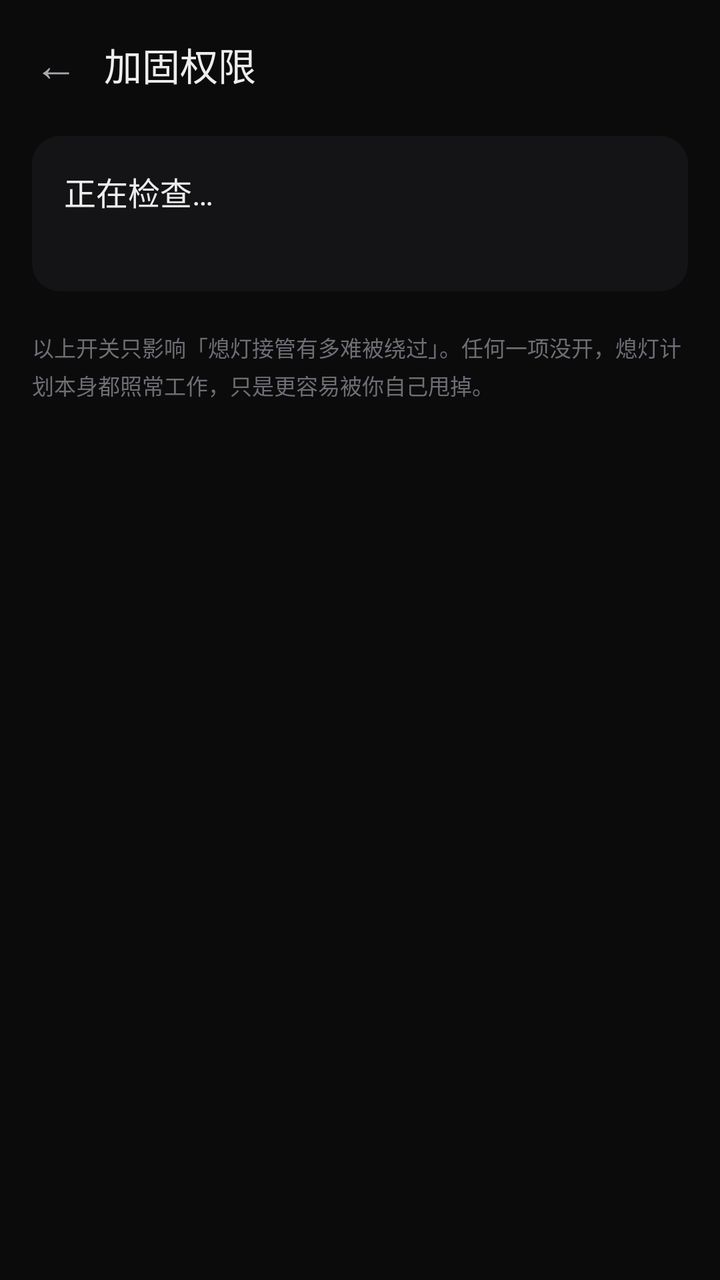
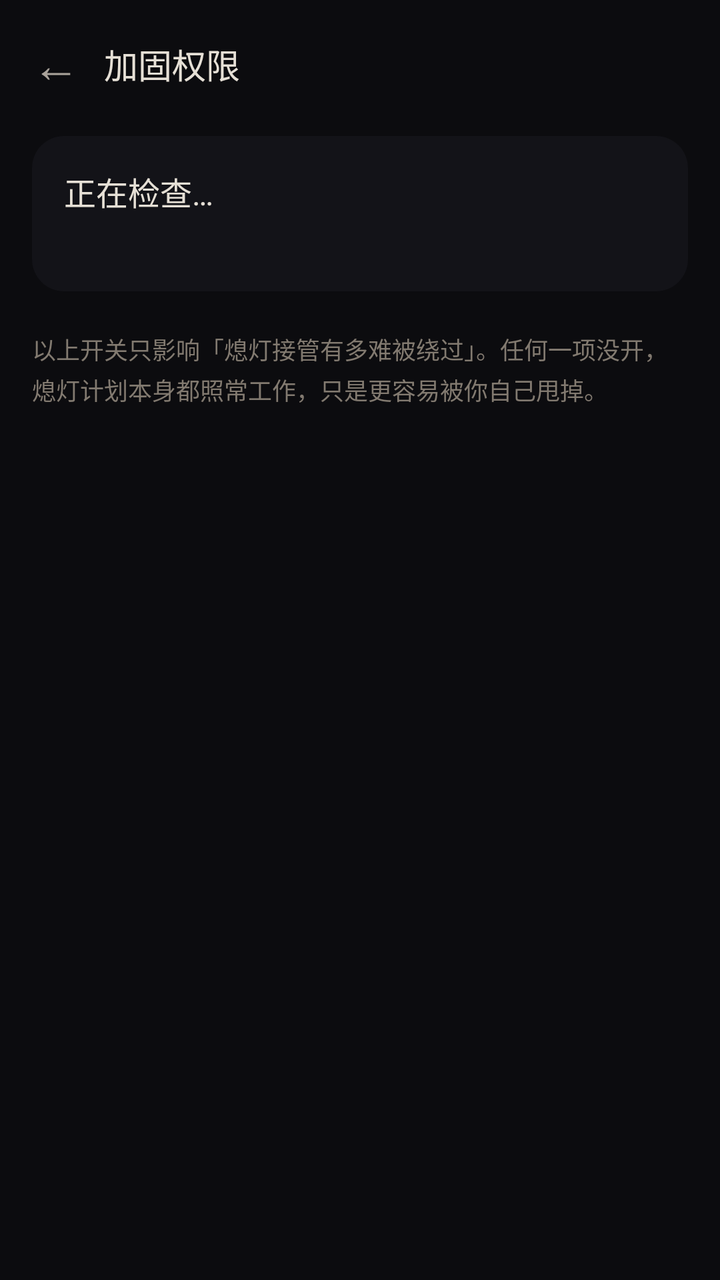

Two renders of the same Android screen: before a commit and after it. Below are the layout's source before the change and the commit's diff.
<!-- AndroidManifest.xml: application theme Theme.Xideng -->
<!-- res/layout/activity_hardening.xml -->
<?xml version="1.0" encoding="utf-8"?>
<LinearLayout xmlns:android="http://schemas.android.com/apk/res/android"
    android:layout_width="match_parent"
    android:layout_height="match_parent"
    android:background="@color/xideng_surface"
    android:fitsSystemWindows="true"
    android:orientation="vertical">

    <LinearLayout
        android:layout_width="match_parent"
        android:layout_height="wrap_content"
        android:gravity="center_vertical"
        android:orientation="horizontal"
        android:paddingStart="4dp"
        android:paddingTop="8dp"
        android:paddingEnd="16dp"
        android:paddingBottom="8dp">

        <TextView
            android:id="@+id/btnBack"
            android:layout_width="48dp"
            android:layout_height="48dp"
            android:background="?attr/selectableItemBackgroundBorderless"
            android:gravity="center"
            android:text="←"
            android:textColor="@color/xideng_text_secondary"
            android:textSize="22sp" />

        <TextView
            android:layout_width="0dp"
            android:layout_height="wrap_content"
            android:layout_weight="1"
            android:text="加固权限"
            android:textColor="@color/xideng_text_primary"
            android:textSize="19sp" />
    </LinearLayout>

    <ScrollView
        android:layout_width="match_parent"
        android:layout_height="match_parent"
        android:clipToPadding="false"
        android:paddingBottom="24dp">

        <LinearLayout
            android:id="@+id/contentColumn"
            android:layout_width="match_parent"
            android:layout_height="wrap_content"
            android:layout_gravity="center_horizontal"
            android:orientation="vertical"
            android:paddingStart="16dp"
            android:paddingEnd="16dp">

            <LinearLayout
                android:layout_width="match_parent"
                android:layout_height="wrap_content"
                android:layout_marginTop="4dp"
                android:background="@drawable/bg_card"
                android:orientation="vertical"
                android:padding="16dp">

                <TextView
                    android:id="@+id/summaryTitle"
                    android:layout_width="match_parent"
                    android:layout_height="wrap_content"
                    android:text="正在检查…"
                    android:textColor="@color/xideng_text_primary"
                    android:textSize="16sp" />

                <TextView
                    android:id="@+id/summaryDetail"
                    android:layout_width="match_parent"
                    android:layout_height="wrap_content"
                    android:layout_marginTop="6dp"
                    android:lineSpacingExtra="3dp"
                    android:textColor="@color/xideng_text_secondary"
                    android:textSize="12sp" />
            </LinearLayout>

            <LinearLayout
                android:id="@+id/hardeningContainer"
                android:layout_width="match_parent"
                android:layout_height="wrap_content"
                android:orientation="vertical" />

            <TextView
                android:layout_width="match_parent"
                android:layout_height="wrap_content"
                android:layout_marginTop="20dp"
                android:lineSpacingExtra="3dp"
                android:text="以上开关只影响「熄灯接管有多难被绕过」。任何一项没开，熄灯计划本身都照常工作，只是更容易被你自己甩掉。"
                android:textColor="@color/xideng_text_faint"
                android:textSize="11sp" />
        </LinearLayout>
    </ScrollView>
</LinearLayout>
<!-- resources referenced by this layout -->
<resources>
  <color name="xideng_surface">#FF0B0B0C</color>
  <color name="xideng_text_faint">#FF6E6E75</color>
  <color name="xideng_text_primary">#FFEDEDED</color>
  <color name="xideng_text_secondary">#FFA8A8AE</color>
  <!-- drawable bg_card (drawable) -->
  <?xml version="1.0" encoding="utf-8"?>
  <shape xmlns:android="http://schemas.android.com/apk/res/android" android:shape="rectangle">
      <solid android:color="@color/xideng_surface_alt" />
      <corners android:radius="14dp" />
  </shape>
  <style name="Theme.Xideng" parent="Theme.Material3.DayNight.NoActionBar">
          <item name="colorPrimary">@color/xideng_primary</item>
          <item name="colorOnPrimary">@color/xideng_black</item>
          <item name="colorSecondary">@color/xideng_primary_dark</item>
          <item name="android:colorBackground">@color/xideng_surface</item>
          <item name="colorSurface">@color/xideng_surface_alt</item>
          <item name="colorOnSurface">@color/xideng_text_primary</item>
          <item name="android:statusBarColor">@color/xideng_surface</item>
          <item name="android:navigationBarColor">@color/xideng_surface</item>
          <item name="android:windowLightStatusBar">false</item>
          <item name="android:windowLightNavigationBar">false</item>
      </style>
  <color name="xideng_surface_alt">#FF141416</color>
  <color name="xideng_primary">#FF8E9BD6</color>
  <color name="xideng_black">#FF000000</color>
  <color name="xideng_primary_dark">#FF5C6699</color>
</resources>

<!-- the commit's change to res/layout/activity_hardening.xml (unified diff, before → after) -->
@@ -24,7 +24,7 @@
             android:gravity="center"
             android:text="←"
             android:textColor="@color/xideng_text_secondary"
-            android:textSize="22sp" />
+            android:textSize="24sp" />
 
         <TextView
             android:layout_width="0dp"
@@ -32,7 +32,7 @@
             android:layout_weight="1"
             android:text="加固权限"
             android:textColor="@color/xideng_text_primary"
-            android:textSize="19sp" />
+            android:textSize="17sp" />
     </LinearLayout>
 
     <ScrollView
@@ -72,7 +72,7 @@
                     android:layout_height="wrap_content"
                     android:layout_marginTop="6dp"
                     android:lineSpacingExtra="3dp"
-                    android:textColor="@color/xideng_text_secondary"
+                    android:textColor="@color/xideng_text_body"
                     android:textSize="12sp" />
             </LinearLayout>
 
@@ -89,7 +89,7 @@
                 android:lineSpacingExtra="3dp"
                 android:text="以上开关只影响「熄灯接管有多难被绕过」。任何一项没开，熄灯计划本身都照常工作，只是更容易被你自己甩掉。"
                 android:textColor="@color/xideng_text_faint"
-                android:textSize="11sp" />
+                android:textSize="12sp" />
         </LinearLayout>
     </ScrollView>
 </LinearLayout>
<!-- resource entries referenced after the edit -->
@@ -1,14 +1,16 @@
 <!-- resources referenced by this layout -->
 <resources>
-  <color name="xideng_surface">#FF0B0B0C</color>
-  <color name="xideng_text_faint">#FF6E6E75</color>
-  <color name="xideng_text_primary">#FFEDEDED</color>
-  <color name="xideng_text_secondary">#FFA8A8AE</color>
+  <color name="xideng_surface">#FF0C0C0F</color>
+  <color name="xideng_text_body">#FFC9C3B8</color>
+  <color name="xideng_text_faint">#FF827A70</color>
+  <color name="xideng_text_primary">#FFE6E0D6</color>
+  <color name="xideng_text_secondary">#FFA9A29A</color>
   <!-- drawable bg_card (drawable) -->
   <?xml version="1.0" encoding="utf-8"?>
   <shape xmlns:android="http://schemas.android.com/apk/res/android" android:shape="rectangle">
       <solid android:color="@color/xideng_surface_alt" />
-      <corners android:radius="14dp" />
+      
+      <corners android:radius="16dp" />
   </shape>
   <style name="Theme.Xideng" parent="Theme.Material3.DayNight.NoActionBar">
           <item name="colorPrimary">@color/xideng_primary</item>
@@ -22,9 +24,9 @@
           <item name="android:windowLightStatusBar">false</item>
           <item name="android:windowLightNavigationBar">false</item>
       </style>
-  <color name="xideng_surface_alt">#FF141416</color>
-  <color name="xideng_primary">#FF8E9BD6</color>
+  <color name="xideng_surface_alt">#FF131318</color>
+  <color name="xideng_primary">#FFFFD7A0</color>
   <color name="xideng_black">#FF000000</color>
-  <color name="xideng_primary_dark">#FF5C6699</color>
+  <color name="xideng_primary_dark">#FF7A5C33</color>
 </resources>
 
